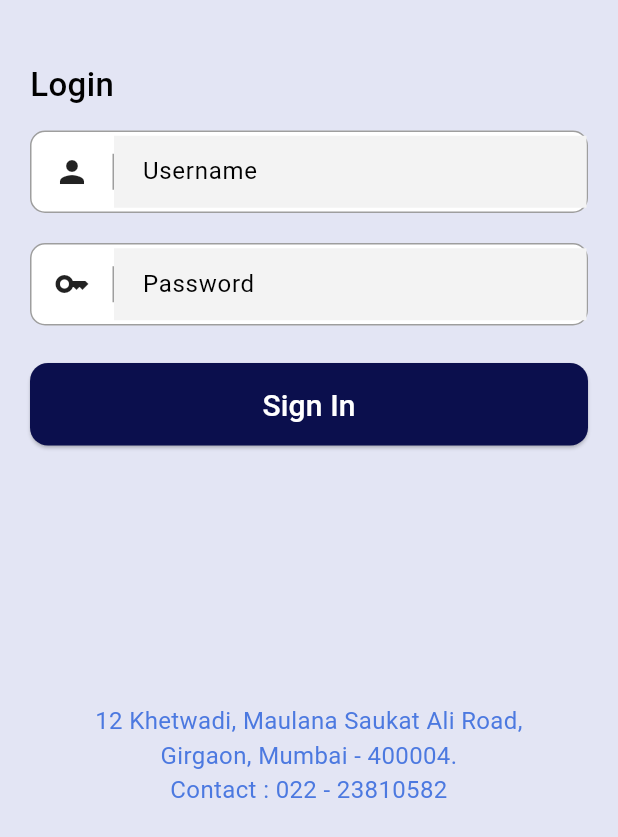
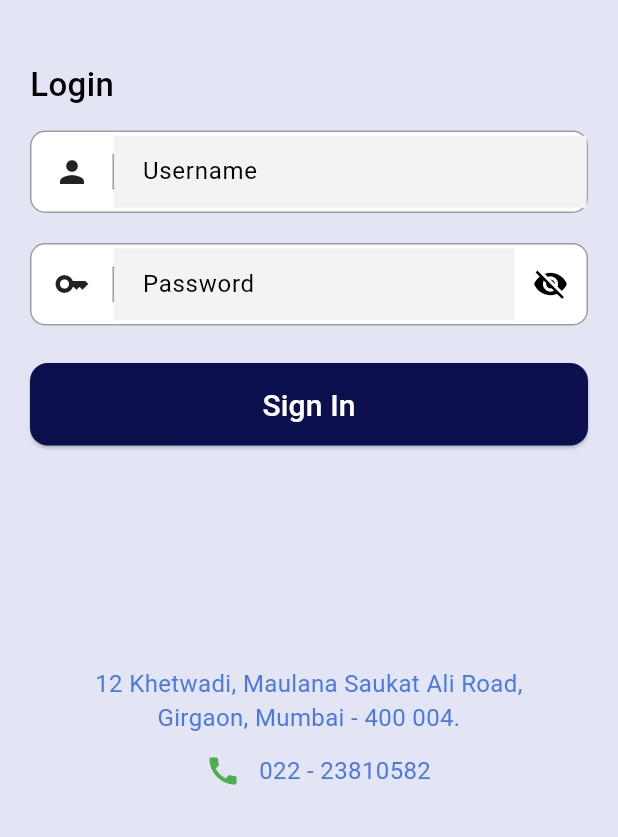
Before and after one commit to sadique567/bilalschool, a Flutter app: the screen it shows after launch, on a phone screen of 412 x 824 dp, the part 399-1236 px from its top. Run offline on Flutter 3.47's test engine with Material 3 defaults, Android fonts, the phone set to English and light mode, and no system bars; our stand-ins replace cookie_jar, dio, dio_cookie_manager, flutter_easyloading, get, shared_preferences.

```diff
--- a/lib/app/modules/login_screen/views/login_screen_view.dart
+++ b/lib/app/modules/login_screen/views/login_screen_view.dart
@@ -1,4 +1,6 @@
+import 'package:bilalschool/app/utils/comman_widget.dart';
 import 'package:flutter/material.dart';
+import 'package:flutter/services.dart';
 import 'package:get/get.dart';
 import '../controllers/login_screen_controller.dart';
 
@@ -7,6 +9,12 @@ class LoginScreenView extends GetView<LoginScreenController> {
   // final _key = GlobalKey<FormState>();
   @override
   Widget build(BuildContext context) {
+    SystemChrome.setSystemUIOverlayStyle(
+      const SystemUiOverlayStyle(
+        statusBarColor: Color(0xFFE3E5F4), // same as scaffoldBackgroundColor
+        statusBarIconBrightness: Brightness.dark,
+      ),
+    );
     return Scaffold(
       // resizeToAvoidBottomInset: true,
       // backgroundColor: Theme.of(context).,
@@ -102,11 +110,20 @@ class LoginScreenView extends GetView<LoginScreenController> {
                         const SizedBox(height: 20),
 
                         /// PASSWORD
-                        _inputField(
+                        Obx(
+                          () => _inputField(
                             icon: Icons.key,
                             ctrl: controller.passwordController,
                             hint: "Password",
-                          obscure: true,
+                            isObscure: controller.isObscure,
+                            toggle: () {
+                              controller.isObscure.toggle();
+                            },
+                            // toggle: () {
+                            //   controller.isObscure.value
+                            //       ? Icon(Icons.visibility)
+                            //       : Icon(Icons.visibility_off);
+                            // },
                             validator: (value) {
                               if (value == null || value.trim().isEmpty) {
                                 return "Password required";
@@ -116,6 +133,7 @@ class LoginScreenView extends GetView<LoginScreenController> {
                               }
                               return null;
                             },
+                          ),
                         ),
 
                         const SizedBox(height: 25),
@@ -144,19 +162,21 @@ class LoginScreenView extends GetView<LoginScreenController> {
                         const Spacer(),
 
                         /// FOOTER
-                        const Padding(
-                          padding: EdgeInsets.only(bottom: 20),
-                          child: Text(
-                            "12 Khetwadi, Maulana Saukat Ali Road,\n"
-                            "Girgaon, Mumbai - 400004.\n"
-                            "Contact : 022 - 23810582",
-                            textAlign: TextAlign.center,
-                            style: TextStyle(
-                              color: Color(0xFF4C79E0),
-                              fontSize: 16,
-                            ),
-                          ),
-                        ),
+                        schoolAddress(),
+
+                        // const Padding(
+                        //   padding: EdgeInsets.only(bottom: 20),
+                        //   child: Text(
+                        //     "12 Khetwadi, Maulana Saukat Ali Road,\n"
+                        //     "Girgaon, Mumbai - 400004.\n"
+                        //     "Contact : 022 - 23810582",
+                        //     textAlign: TextAlign.center,
+                        //     style: TextStyle(
+                        //       color: Color(0xFF4C79E0),
+                        //       fontSize: 16,
+                        //     ),
+                        //   ),
+                        // ),
                       ],
                     ),
                   ),
@@ -176,6 +196,7 @@ class LoginScreenView extends GetView<LoginScreenController> {
     required String hint,
     bool obscure = false,
     String? Function(String?)? validator,
+    IconData? suffixIcon,
     VoidCallback? toggle,
     RxBool? isObscure,
   }) {
--- a/lib/theme/MyTheme.dart
+++ b/lib/theme/MyTheme.dart
@@ -67,7 +67,7 @@ ThemeData lightTheme() => ThemeData(
   ),
 );
 
-// 🔹 DARK THEME
+// -----------------------🔹 DARK THEME -------------
 ThemeData darkTheme() => ThemeData(
   // textTheme: GoogleFonts.rajdhaniTextTheme(),
   colorScheme: const ColorScheme.dark(
```
Also changed, not shown: lib/app/modules/splash_screen/views/splash_screen_view.dart (+25 -23 lines). Lines whose indentation alone changed are shown as unchanged.
